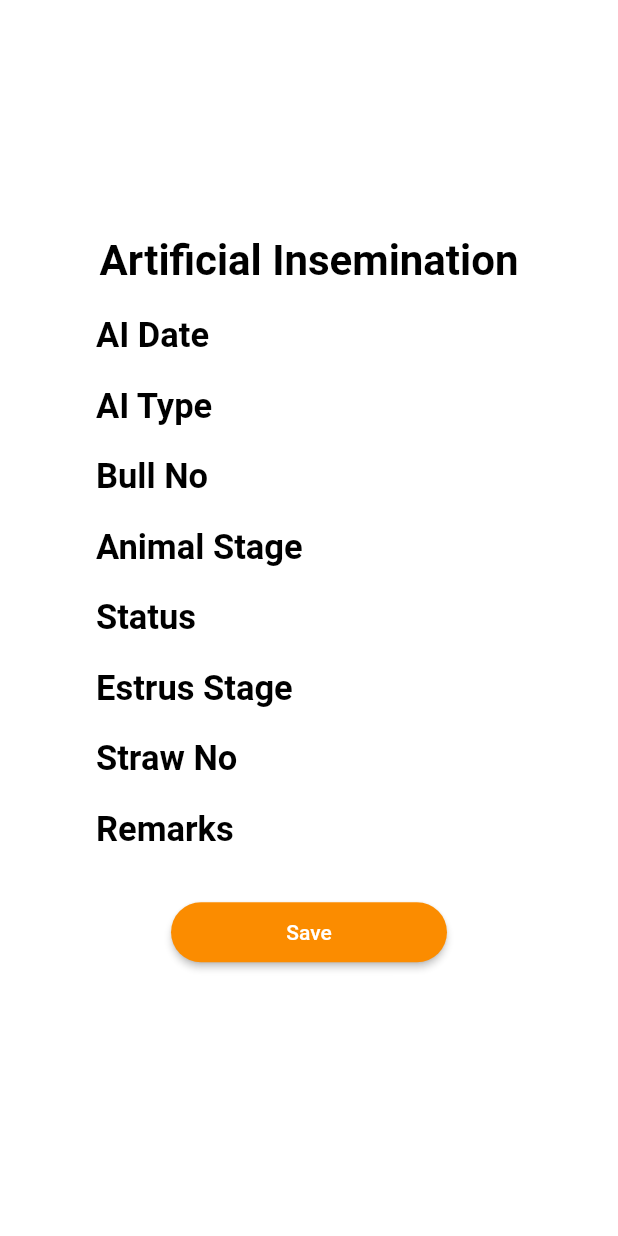
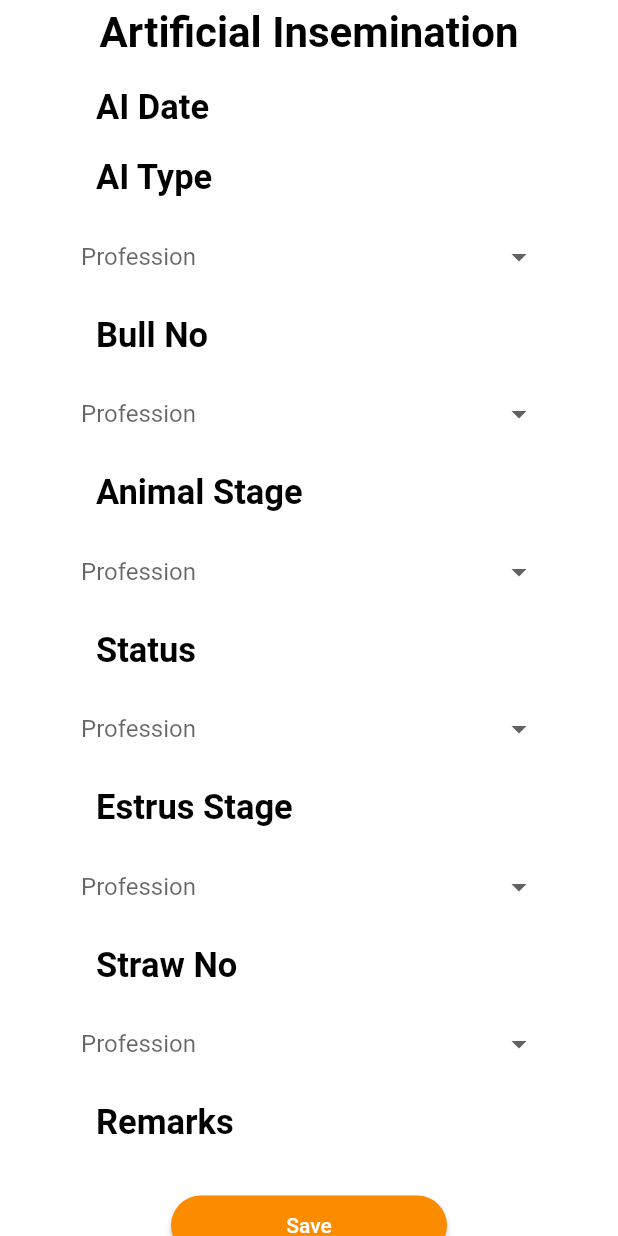
Before and after one commit to akshaydhone/flutter_gallery, a Flutter app: the AIPage screen opened directly, on a phone screen of 412 x 824 dp. Run offline on Flutter 3.47's test engine with Material 2 defaults, Android fonts, the phone set to English and light mode, and no system bars.

Commit message:
added drop down in AI

```diff
--- a/lib/artificial_insemination.dart
+++ b/lib/artificial_insemination.dart
@@ -10,9 +10,51 @@ class AIPage extends StatefulWidget {
 }
 
 class _AIPageState extends State<AIPage> {
+  String name, profession, message;
+
+
   @override
   Widget build(BuildContext context) {
 
+
+    List<DropdownMenuItem<String>> items = [
+      new DropdownMenuItem(
+        child: new Text('First Time'),
+        value: 'First Time',
+      ),
+      new DropdownMenuItem(
+        child: new Text('Professor'),
+        value: 'Professor',
+      ),
+    ];
+
+
+
+    List<DropdownMenuItem<String>> item1 = [
+      new DropdownMenuItem(
+        child: new Text('engineer'),
+        value: 'Engineer'
+      ),
+      new DropdownMenuItem(
+        child: new Text('doctor'),
+        value: 'Professor',
+      ),
+    ];
+
+
+
+
+
+    List<DropdownMenuItem<String>> item2 = [
+      new DropdownMenuItem(
+        child: new Text('Student'),
+        value: 'Student',
+      ),
+      new DropdownMenuItem(
+        child: new Text('Professor'),
+        value: 'Professor',
+      ),
+    ];
 
     final aisemination = Padding(
       padding: EdgeInsets.symmetric(vertical: 5.0,horizontal: 10.0),
@@ -44,6 +86,13 @@ class _AIPageState extends State<AIPage> {
 
 
 
+
+
+
+
+
+
+
     final a2= Padding(
       padding: EdgeInsets.symmetric(vertical: 5.0,horizontal: 10.0),
 
@@ -54,6 +103,28 @@ class _AIPageState extends State<AIPage> {
         textAlign: TextAlign.left,
       ),
     );
+
+
+  final d1=
+
+    new DropdownButtonHideUnderline(
+    child: new DropdownButton(items: items, hint: new Text('Profession'),
+
+    value: profession,
+    onChanged: (String val) {
+    setState(() {
+    profession = val;
+
+    });
+
+    },
+    ));
+
+
+
+
+
+
 
 
     final a3= Padding(
@@ -69,6 +140,20 @@ class _AIPageState extends State<AIPage> {
 
 
 
+    final d2=
+
+    new DropdownButtonHideUnderline(
+        child: new DropdownButton(items: item1, hint: new Text('Profession'),
+
+          value: profession,
+          onChanged: (String val) {
+            setState(() {
+              profession = val;
+
+            });
+
+          },
+        ));
 
 
 
@@ -84,6 +169,24 @@ class _AIPageState extends State<AIPage> {
     );
 
 
+
+
+    final d3=
+
+    new DropdownButtonHideUnderline(
+        child: new DropdownButton(items: item2, hint: new Text('Profession'),
+
+          value: profession,
+          onChanged: (String val) {
+            setState(() {
+              profession = val;
+
+            });
+
+          },
+        ));
+
+
     final a5= Padding(
       padding: EdgeInsets.symmetric(vertical: 5.0,horizontal: 10.0),
 
@@ -95,6 +198,23 @@ class _AIPageState extends State<AIPage> {
       ),
     );
 
+
+
+
+    final d4=
+
+    new DropdownButtonHideUnderline(
+        child: new DropdownButton(items: items, hint: new Text('Profession'),
+
+          value: profession,
+          onChanged: (String val) {
+            setState(() {
+              profession = val;
+
+            });
+
+          },
+        ));
 
     final a6= Padding(
       padding: EdgeInsets.symmetric(vertical: 5.0,horizontal: 10.0),
@@ -108,6 +228,22 @@ class _AIPageState extends State<AIPage> {
     );
 
 
+    final d5=
+
+    new DropdownButtonHideUnderline(
+        child: new DropdownButton(items: items, hint: new Text('Profession'),
+
+          value: profession,
+          onChanged: (String val) {
+            setState(() {
+              profession = val;
+
+            });
+
+          },
+        ));
+
+
     final a7= Padding(
       padding: EdgeInsets.symmetric(vertical: 5.0,horizontal: 10.0),
 
@@ -119,6 +255,22 @@ class _AIPageState extends State<AIPage> {
       ),
     );
 
+
+
+    final d6=
+
+    new DropdownButtonHideUnderline(
+        child: new DropdownButton(items: items, hint: new Text('Profession'),
+
+          value: profession,
+          onChanged: (String val) {
+            setState(() {
+              profession = val;
+
+            });
+
+          },
+        ));
 
 
     final a8= Padding(
@@ -167,24 +319,52 @@ class _AIPageState extends State<AIPage> {
           shrinkWrap: true,
           padding: EdgeInsets.only(left: 54.0, right: 54.0),
           children: <Widget>[
+
             aisemination,
             SizedBox(height: 10.0),
+
             a1,
             SizedBox(height: 10.0),
+
             a2,
             SizedBox(height: 10.0),
+
+            d1,
+            SizedBox(height: 10.0),
+
             a3,
             SizedBox(height: 10.0),
+
+            d2,
+            SizedBox(height: 10.0),
+
             a4,
             SizedBox(height: 10.0),
+
+            d3,
+            SizedBox(height: 10.0),
+
             a5,
             SizedBox(height: 10.0),
+
+            d4,
+            SizedBox(height: 10.0),
+
             a6,
             SizedBox(height: 10.0),
+
+            d5,
+            SizedBox(height: 10.0),
+
             a7,
             SizedBox(height: 10.0),
+
+            d6,
+            SizedBox(height: 10.0),
+
             a8,
             SizedBox(height: 10.0),
+
             saveButton,
             SizedBox(height: 10.0),
 
```
Also changed, not shown: lib/main.dart (+7 -13 lines).
